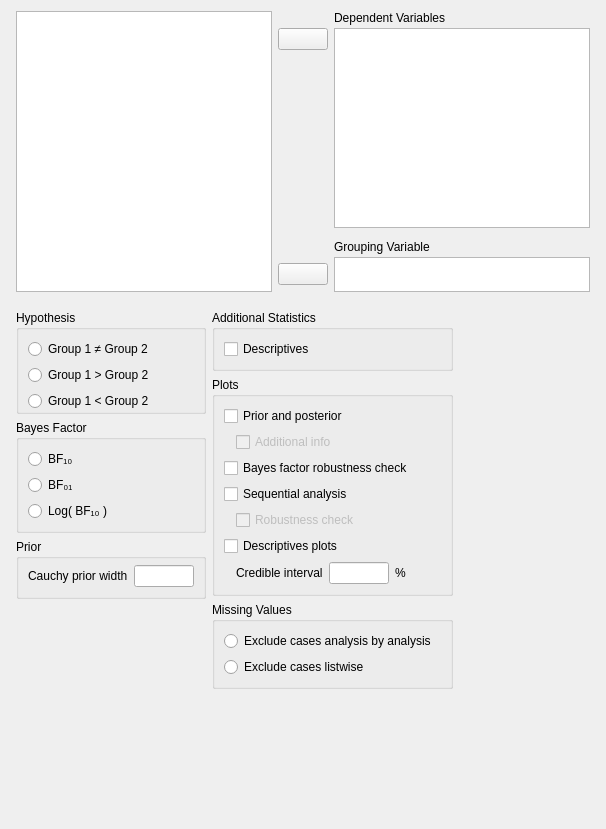
Old version of the form JASP-Desktop/analysisforms/ttestbayesianindependentsamplesform.ui in the repository jasp-stats/jasp-desktop.
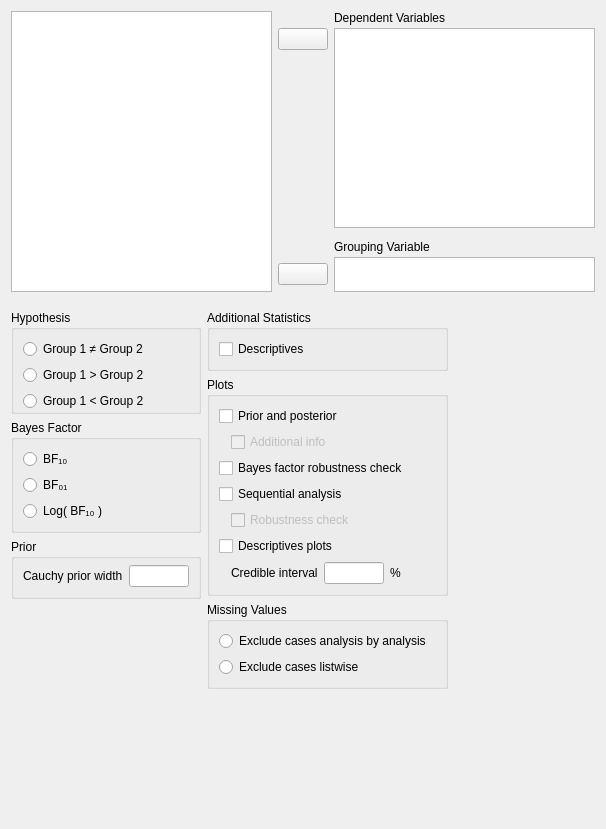
New version of the form. Custom widgets are drawn as their Qt base class.

Patch:
```diff
--- a/JASP-Desktop/analysisforms/ttestbayesianindependentsamplesform.ui
+++ b/JASP-Desktop/analysisforms/ttestbayesianindependentsamplesform.ui
@@ -79,7 +79,7 @@
       <item row="7" column="2">
        <widget class="BoundListView" name="groupingVariable">
         <property name="sizePolicy">
-         <sizepolicy hsizetype="Preferred" vsizetype="Fixed">
+         <sizepolicy hsizetype="Expanding" vsizetype="Fixed">
           <horstretch>0</horstretch>
           <verstretch>0</verstretch>
          </sizepolicy>
@@ -133,7 +133,7 @@
       <item row="1" column="2" rowspan="2">
        <widget class="BoundListView" name="variables">
         <property name="sizePolicy">
-         <sizepolicy hsizetype="Preferred" vsizetype="Fixed">
+         <sizepolicy hsizetype="Expanding" vsizetype="Fixed">
           <horstretch>0</horstretch>
           <verstretch>1</verstretch>
          </sizepolicy>
@@ -168,7 +168,7 @@
       <item row="0" column="0" rowspan="8">
        <widget class="AvailableFieldsListView" name="listAvailableFields">
         <property name="sizePolicy">
-         <sizepolicy hsizetype="Preferred" vsizetype="Expanding">
+         <sizepolicy hsizetype="Expanding" vsizetype="Preferred">
           <horstretch>0</horstretch>
           <verstretch>0</verstretch>
          </sizepolicy>
```
